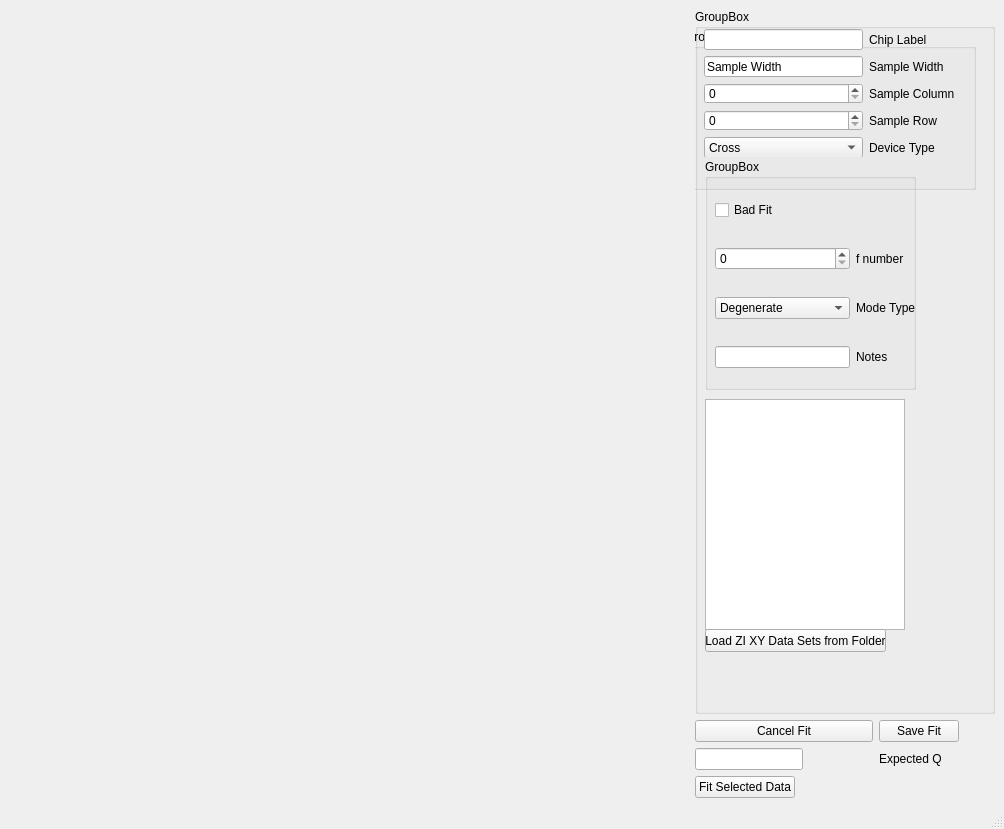
First picture: the form in window.ui, repository davidmiller3/plotterGUI, before the edit.
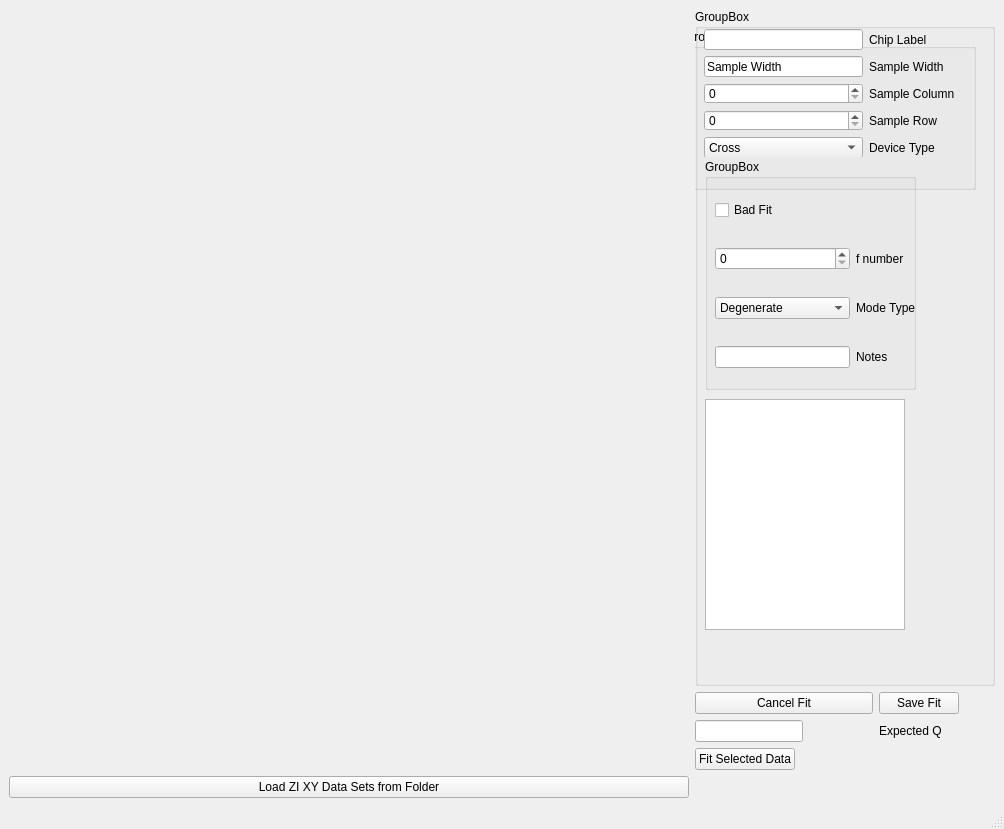
Second picture: the form after the edit.

```diff
--- a/window.ui
+++ b/window.ui
@@ -58,6 +58,32 @@
       </property>
      </widget>
     </item>
+    <item row="9" column="2">
+     <widget class="QPushButton" name="fitSelectedData">
+      <property name="sizePolicy">
+       <sizepolicy hsizetype="Fixed" vsizetype="Fixed">
+        <horstretch>0</horstretch>
+        <verstretch>0</verstretch>
+       </sizepolicy>
+      </property>
+      <property name="text">
+       <string>Fit Selected Data</string>
+      </property>
+     </widget>
+    </item>
+    <item row="6" column="3">
+     <widget class="QPushButton" name="saveFit">
+      <property name="sizePolicy">
+       <sizepolicy hsizetype="Fixed" vsizetype="Fixed">
+        <horstretch>0</horstretch>
+        <verstretch>0</verstretch>
+       </sizepolicy>
+      </property>
+      <property name="text">
+       <string>Save Fit</string>
+      </property>
+     </widget>
+    </item>
     <item row="7" column="2">
      <widget class="QLineEdit" name="QEntry">
       <property name="sizePolicy">
@@ -71,32 +97,6 @@
       </property>
      </widget>
     </item>
-    <item row="6" column="3">
-     <widget class="QPushButton" name="saveFit">
-      <property name="sizePolicy">
-       <sizepolicy hsizetype="Fixed" vsizetype="Fixed">
-        <horstretch>0</horstretch>
-        <verstretch>0</verstretch>
-       </sizepolicy>
-      </property>
-      <property name="text">
-       <string>Save Fit</string>
-      </property>
-     </widget>
-    </item>
-    <item row="8" column="2">
-     <widget class="QPushButton" name="fitSelectedData">
-      <property name="sizePolicy">
-       <sizepolicy hsizetype="Fixed" vsizetype="Fixed">
-        <horstretch>0</horstretch>
-        <verstretch>0</verstretch>
-       </sizepolicy>
-      </property>
-      <property name="text">
-       <string>Fit Selected Data</string>
-      </property>
-     </widget>
-    </item>
     <item row="0" column="2" colspan="2">
      <widget class="QGroupBox" name="groupBox_2">
       <property name="sizePolicy">
@@ -346,19 +346,6 @@
         </size>
        </property>
       </widget>
-      <widget class="QPushButton" name="folderSelect">
-       <property name="geometry">
-        <rect>
-         <x>10</x>
-         <y>620</y>
-         <width>181</width>
-         <height>23</height>
-        </rect>
-       </property>
-       <property name="text">
-        <string>Load ZI XY Data Sets from Folder</string>
-       </property>
-      </widget>
       <zorder>groupBox</zorder>
       <zorder>fitBox</zorder>
       <zorder>mplfigs</zorder>
@@ -366,6 +353,13 @@
       <zorder>fitSelectedData</zorder>
      </widget>
     </item>
+    <item row="10" column="0">
+     <widget class="QPushButton" name="folderSelect">
+      <property name="text">
+       <string>Load ZI XY Data Sets from Folder</string>
+      </property>
+     </widget>
+    </item>
    </layout>
   </widget>
   <widget class="QMenuBar" name="menubar">
```
Left out of the diff: 1 changed line with no effect on the pictures.
